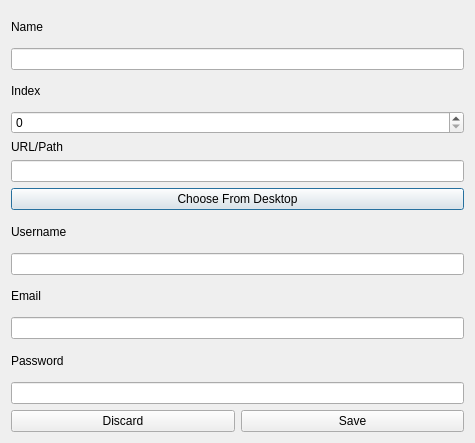
This is designs/xml/protected_apps_edit_window.ui in daniel-deru/WorkMate-3.0 as Qt 5 draws it before an edit. The edited form follows.
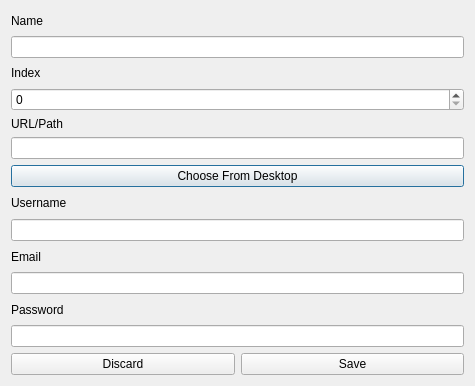
This is the edited form.

What changed in the file:
```diff
--- a/designs/xml/protected_apps_edit_window.ui
+++ b/designs/xml/protected_apps_edit_window.ui
@@ -7,7 +7,7 @@
     <x>0</x>
     <y>0</y>
     <width>475</width>
-    <height>443</height>
+    <height>386</height>
    </rect>
   </property>
   <property name="windowTitle">
@@ -55,11 +55,15 @@
       <widget class="QLineEdit" name="lnedt_path"/>
      </item>
      <item>
+      <layout class="QHBoxLayout" name="horizontalLayout">
+       <item>
       <widget class="QPushButton" name="btn_desktop">
        <property name="text">
         <string>Choose From Desktop</string>
        </property>
       </widget>
+       </item>
+      </layout>
      </item>
     </layout>
    </item>
```
Lines whose indentation alone changed are shown as unchanged.
